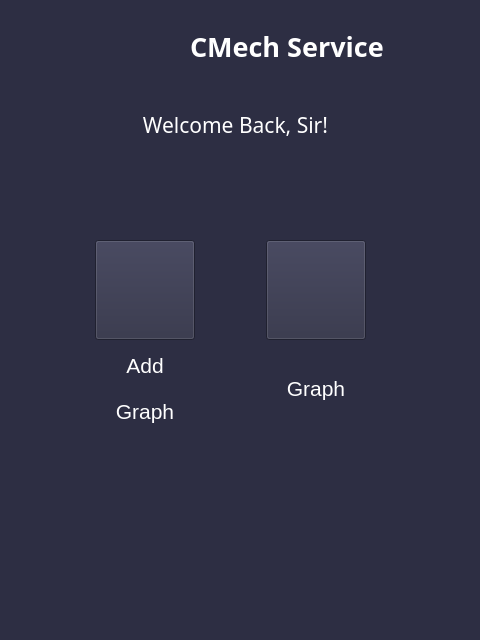
This is file_ui/admin_main_menu.ui in Ghazimuhammad/Reservasi-Bengkel as Qt 5 draws it before an edit. The edited form follows.
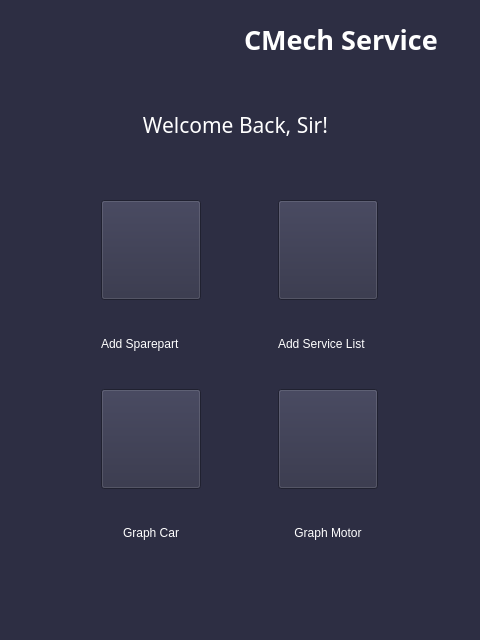
This is the edited form. Icons and pictures are not drawn.

Commit message: Bikin ui buat admin + sales graph

```diff
--- a/file_ui/admin_main_menu.ui
+++ b/file_ui/admin_main_menu.ui
@@ -10,6 +10,12 @@
     <height>640</height>
    </rect>
   </property>
+  <property name="maximumSize">
+   <size>
+    <width>480</width>
+    <height>640</height>
+   </size>
+  </property>
   <property name="windowTitle">
    <string>Menu Utama</string>
   </property>
@@ -51,49 +57,76 @@
      <number>-1</number>
     </property>
    </widget>
-   <widget class="QLabel" name="label_title">
-    <property name="geometry">
-     <rect>
-      <x>190</x>
-      <y>6</y>
-      <width>281</width>
-      <height>81</height>
-     </rect>
-    </property>
-    <property name="font">
-     <font>
-      <family>Roboto Slab</family>
-      <weight>75</weight>
-      <bold>true</bold>
-     </font>
-    </property>
-    <property name="text">
-     <string>&lt;html&gt;&lt;head/&gt;&lt;body&gt;&lt;p&gt;&lt;span style=&quot; font-size:20pt; color:#ffffff;&quot;&gt;CMech Service&lt;/span&gt;&lt;/p&gt;&lt;/body&gt;&lt;/html&gt;</string>
-    </property>
-   </widget>
-   <widget class="QLabel" name="logo">
-    <property name="geometry">
-     <rect>
-      <x>10</x>
-      <y>6</y>
-      <width>171</width>
-      <height>81</height>
-     </rect>
-    </property>
-    <property name="text">
-     <string/>
-    </property>
-   </widget>
    <widget class="QWidget" name="gridLayoutWidget">
     <property name="geometry">
      <rect>
       <x>30</x>
-      <y>240</y>
-      <width>401</width>
-      <height>191</height>
+      <y>200</y>
+      <width>421</width>
+      <height>371</height>
      </rect>
     </property>
     <layout class="QGridLayout" name="gridLayout">
+     <property name="sizeConstraint">
+      <enum>QLayout::SetDefaultConstraint</enum>
+     </property>
+     <item row="2" column="1">
+      <widget class="QPushButton" name="Button_graphMotor">
+       <property name="minimumSize">
+        <size>
+         <width>100</width>
+         <height>100</height>
+        </size>
+       </property>
+       <property name="maximumSize">
+        <size>
+         <width>100</width>
+         <height>100</height>
+        </size>
+       </property>
+       <property name="font">
+        <font>
+         <family>Poppins</family>
+         <pointsize>9</pointsize>
+         <weight>50</weight>
+         <bold>false</bold>
+        </font>
+       </property>
+       <property name="styleSheet">
+        <string notr="true">/* PUSH BUTTON */
+QPushButton {
+    background-color: rgb(80, 80, 122);
+    color: white;
+    border: none;
+    border-radius: 7px;
+    padding: 10px 20px;
+}
+
+QPushButton:hover {
+	background-color: rgb(245, 154, 182);
+}
+
+QPushButton:pressed {
+    background-color: rgb(109, 68, 81);
+}
+
+color: rgb(255, 255, 255);</string>
+       </property>
+       <property name="text">
+        <string/>
+       </property>
+       <property name="icon">
+        <iconset>
+         <normaloff>:/icons/grid.svg</normaloff>:/icons/grid.svg</iconset>
+       </property>
+       <property name="iconSize">
+        <size>
+         <width>150</width>
+         <height>150</height>
+        </size>
+       </property>
+      </widget>
+     </item>
      <item row="0" column="0">
       <widget class="QPushButton" name="push_sparepart">
        <property name="minimumSize">
@@ -151,13 +184,6 @@
        </property>
       </widget>
      </item>
-     <item row="1" column="0">
-      <widget class="QLabel" name="label">
-       <property name="text">
-        <string>&lt;html&gt;&lt;head/&gt;&lt;body&gt;&lt;p align=&quot;center&quot;&gt;&lt;span style=&quot; font-size:16pt; color:#ffffff;&quot;&gt;Add&lt;/span&gt;&lt;/p&gt;&lt;/body&gt;&lt;/html&gt;</string>
-       </property>
-      </widget>
-     </item>
      <item row="0" column="1">
       <widget class="QPushButton" name="push_sparepart_2">
        <property name="minimumSize">
@@ -216,16 +242,136 @@
       </widget>
      </item>
      <item row="2" column="0">
-      <widget class="QLabel" name="label_3">
+      <widget class="QPushButton" name="Button_graphCar">
+       <property name="minimumSize">
+        <size>
+         <width>100</width>
+         <height>100</height>
+        </size>
+       </property>
+       <property name="maximumSize">
+        <size>
+         <width>100</width>
+         <height>100</height>
+        </size>
+       </property>
+       <property name="font">
+        <font>
+         <family>Poppins</family>
+         <pointsize>9</pointsize>
+         <weight>50</weight>
+         <bold>false</bold>
+        </font>
+       </property>
+       <property name="styleSheet">
+        <string notr="true">/* PUSH BUTTON */
+QPushButton {
+    background-color: rgb(80, 80, 122);
+    color: white;
+    border: none;
+    border-radius: 7px;
+    padding: 10px 20px;
+}
+
+QPushButton:hover {
+	background-color: rgb(245, 154, 182);
+}
+
+QPushButton:pressed {
+    background-color: rgb(109, 68, 81);
+}
+
+color: rgb(255, 255, 255);</string>
+       </property>
        <property name="text">
-        <string>&lt;html&gt;&lt;head/&gt;&lt;body&gt;&lt;p align=&quot;center&quot;&gt;&lt;span style=&quot; font-size:16pt; color:#ffffff;&quot;&gt;Graph&lt;/span&gt;&lt;/p&gt;&lt;/body&gt;&lt;/html&gt;</string>
+        <string/>
        </property>
+       <property name="icon">
+        <iconset>
+         <normaloff>:/icons/grid.svg</normaloff>:/icons/grid.svg</iconset>
+       </property>
+       <property name="iconSize">
+        <size>
+         <width>150</width>
+         <height>150</height>
+        </size>
+       </property>
       </widget>
      </item>
-     <item row="1" column="1" rowspan="2">
-      <widget class="QLabel" name="label_2">
+     <item row="1" column="0">
+      <layout class="QVBoxLayout" name="verticalLayout_6">
+       <item>
+        <widget class="QLabel" name="label">
+         <property name="text">
+          <string>&lt;html&gt;&lt;head/&gt;&lt;body&gt;&lt;p&gt;&lt;span style=&quot; color:#ffffff;&quot;&gt;Add Sparepart&lt;/span&gt;&lt;/p&gt;&lt;/body&gt;&lt;/html&gt;</string>
+         </property>
+        </widget>
+       </item>
+      </layout>
+     </item>
+     <item row="1" column="1">
+      <layout class="QVBoxLayout" name="verticalLayout_7">
+       <item>
+        <widget class="QLabel" name="label_2">
+         <property name="text">
+          <string>&lt;html&gt;&lt;head/&gt;&lt;body&gt;&lt;p&gt;&lt;span style=&quot; color:#ffffff;&quot;&gt;Add Service List&lt;/span&gt;&lt;/p&gt;&lt;/body&gt;&lt;/html&gt;</string>
+         </property>
+        </widget>
+       </item>
+      </layout>
+     </item>
+     <item row="3" column="0">
+      <layout class="QVBoxLayout" name="verticalLayout_8">
+       <item>
+        <widget class="QLabel" name="label_3">
+         <property name="text">
+          <string>&lt;html&gt;&lt;head/&gt;&lt;body&gt;&lt;p align=&quot;center&quot;&gt;&lt;span style=&quot; color:#ffffff;&quot;&gt;Graph Car&lt;/span&gt;&lt;/p&gt;&lt;/body&gt;&lt;/html&gt;</string>
+         </property>
+        </widget>
+       </item>
+      </layout>
+     </item>
+     <item row="3" column="1">
+      <layout class="QVBoxLayout" name="verticalLayout_9">
+       <item>
+        <widget class="QLabel" name="label_4">
+         <property name="text">
+          <string>&lt;html&gt;&lt;head/&gt;&lt;body&gt;&lt;p align=&quot;center&quot;&gt;&lt;span style=&quot; color:#ffffff;&quot;&gt;Graph Motor&lt;/span&gt;&lt;/p&gt;&lt;/body&gt;&lt;/html&gt;</string>
+         </property>
+        </widget>
+       </item>
+      </layout>
+     </item>
+    </layout>
+   </widget>
+   <widget class="QWidget" name="horizontalLayoutWidget">
+    <property name="geometry">
+     <rect>
+      <x>20</x>
+      <y>0</y>
+      <width>441</width>
+      <height>80</height>
+     </rect>
+    </property>
+    <layout class="QHBoxLayout" name="horizontalLayout_2">
+     <item>
+      <widget class="QLabel" name="logo">
        <property name="text">
-        <string>&lt;html&gt;&lt;head/&gt;&lt;body&gt;&lt;p align=&quot;center&quot;&gt;&lt;span style=&quot; font-size:16pt; color:#ffffff;&quot;&gt;Graph&lt;/span&gt;&lt;/p&gt;&lt;/body&gt;&lt;/html&gt;</string>
+        <string>&lt;html&gt;&lt;head/&gt;&lt;body&gt;&lt;p&gt;&lt;br/&gt;&lt;/p&gt;&lt;/body&gt;&lt;/html&gt;</string>
+       </property>
+      </widget>
+     </item>
+     <item>
+      <widget class="QLabel" name="label_title">
+       <property name="font">
+        <font>
+         <family>Roboto Slab</family>
+         <weight>75</weight>
+         <bold>true</bold>
+        </font>
+       </property>
+       <property name="text">
+        <string>&lt;html&gt;&lt;head/&gt;&lt;body&gt;&lt;p&gt;&lt;span style=&quot; font-size:20pt; color:#ffffff;&quot;&gt;CMech Service&lt;/span&gt;&lt;/p&gt;&lt;/body&gt;&lt;/html&gt;</string>
        </property>
       </widget>
      </item>
```
Left out of the diff: 4 changed lines with no effect on the pictures. The commit also changes 6 other files.
